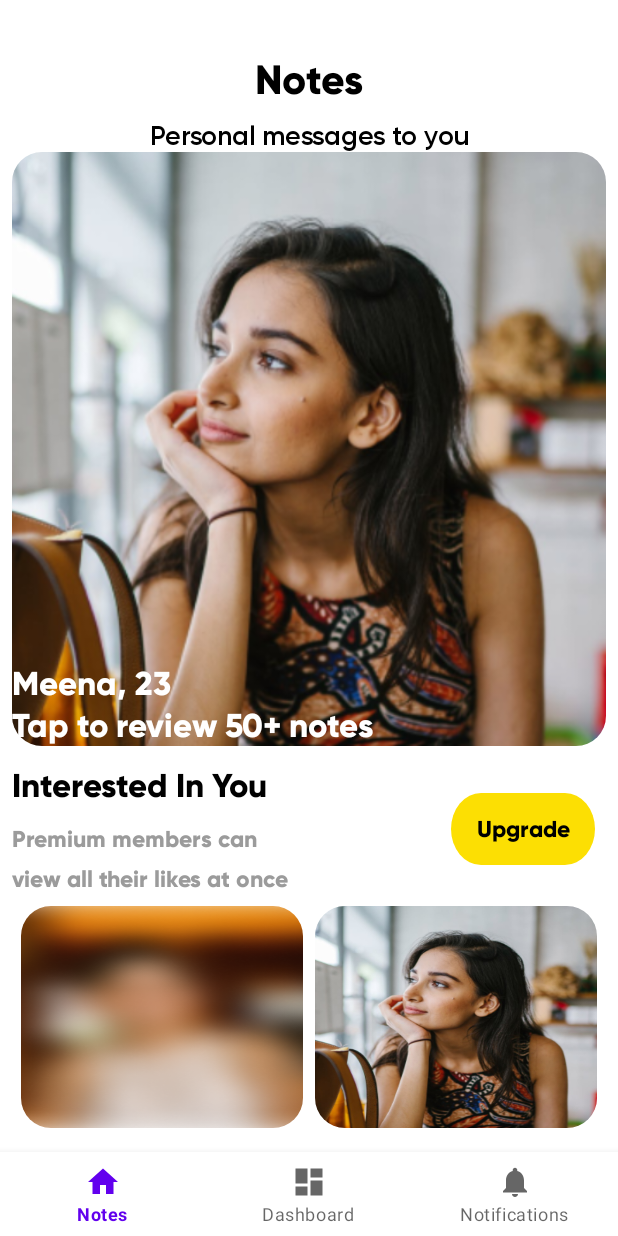
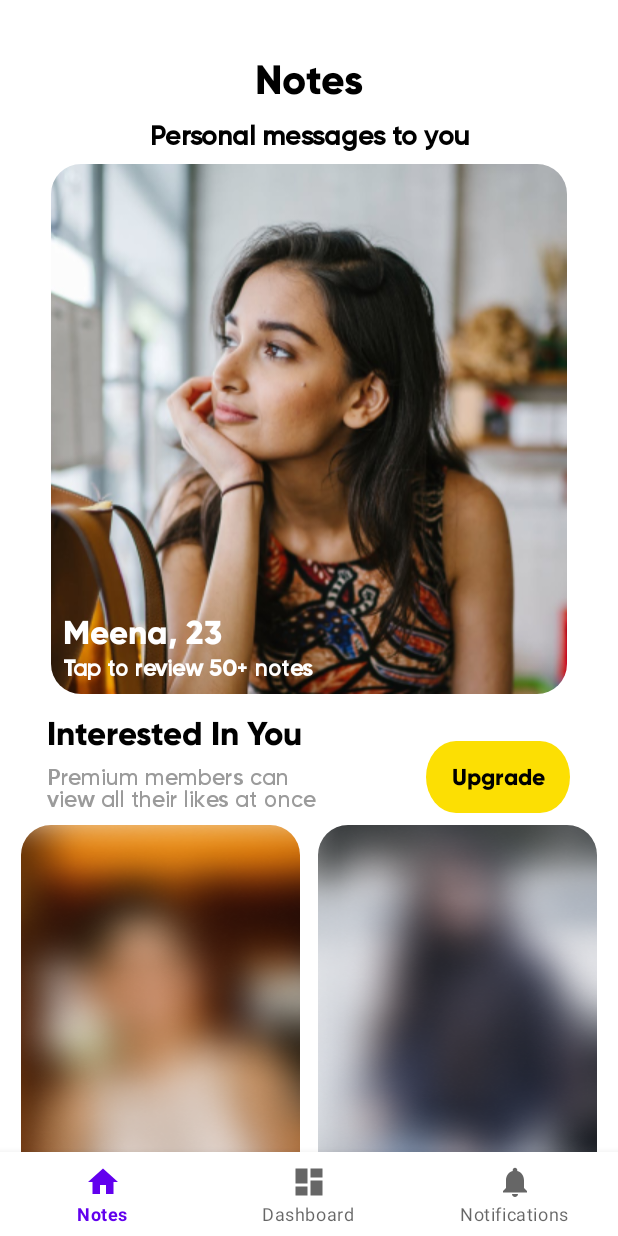
Before and after one commit to A7ak/aisle_tech_challenge, an Android app: the NotesFragment screen opened directly, with no data from a screen before it, on a phone screen of 412 x 824 dp. Run offline under Robolectric (Android 15) with nearby library versions, the phone set to English and light mode, and no system bars; our stand-ins replace navigation-ui; 1 statement that could not run was skipped.

Commit message:
UI fixes in fragment_notes.xml

```diff
--- a/app/src/main/res/layout/fragment_notes.xml
+++ b/app/src/main/res/layout/fragment_notes.xml
@@ -1,7 +1,12 @@
 <?xml version="1.0" encoding="utf-8"?>
-<androidx.constraintlayout.widget.ConstraintLayout xmlns:android="http://schemas.android.com/apk/res/android"
+<androidx.core.widget.NestedScrollView xmlns:android="http://schemas.android.com/apk/res/android"
     xmlns:app="http://schemas.android.com/apk/res-auto"
     xmlns:tools="http://schemas.android.com/tools"
+    android:layout_width="match_parent"
+    android:layout_height="match_parent"
+    tools:context=".ui.home.NotesFragment">
+
+<androidx.constraintlayout.widget.ConstraintLayout
     android:layout_width="match_parent"
     android:layout_height="match_parent"
     tools:context=".ui.home.NotesFragment">
@@ -26,23 +31,25 @@
         android:layout_width="wrap_content"
         android:layout_height="wrap_content"
         android:layout_marginTop="8dp"
-        android:fontFamily="@font/gilroy_600"
         android:lineHeight="21.47dp"
         android:text="Personal messages to you"
         android:textColor="@color/black"
         android:textSize="18sp"
+        android:textStyle="bold"
+        android:fontFamily="@font/gilroy_600"
         app:layout_constraintEnd_toEndOf="parent"
         app:layout_constraintStart_toStartOf="parent"
         app:layout_constraintTop_toBottomOf="@id/tv_notes" />
 
     <ImageView
         android:id="@+id/image"
-        android:layout_width="0dp"
+        android:layout_width="wrap_content"
         android:layout_height="0dp"
-        app:layout_constraintDimensionRatio="1:1"
+        app:layout_constraintHeight_percent=".43"
         android:src="@drawable/notes_image"
+        android:layout_marginTop="@dimen/dp_8"
+        android:clipToOutline="true"
         android:scaleType="fitXY"
-        android:clipToOutline="true"
         android:background="@drawable/rectangle_rounded"
         android:layout_marginStart="@dimen/dp_15"
         android:layout_marginEnd="@dimen/dp_15"
@@ -54,23 +61,27 @@
     <TextView
         android:layout_width="wrap_content"
         android:layout_height="wrap_content"
-        android:fontFamily="@font/gilroy_800"
         android:lineHeight="22dp"
         android:text="Meena, 23"
         android:textColor="@color/white"
         android:textSize="22sp"
+        android:textStyle="bold"
+        android:fontFamily="@font/gilroy_800"
         app:layout_constraintBottom_toTopOf="@id/tv_tap"
-        app:layout_constraintStart_toStartOf="@id/image" />
+        app:layout_constraintStart_toStartOf="@id/tv_tap" />
 
     <TextView
         android:id="@+id/tv_tap"
         android:layout_width="wrap_content"
         android:layout_height="wrap_content"
-        android:fontFamily="@font/gilroy_800"
+        android:layout_marginStart="@dimen/dp_16"
+        android:layout_marginBottom="@dimen/dp_16"
         android:lineHeight="22dp"
         android:text="Tap to review 50+ notes"
         android:textColor="@color/white"
-        android:textSize="22sp"
+        android:textSize="15sp"
+        android:textStyle="bold"
+        android:fontFamily="@font/gilroy_600"
         app:layout_constraintBottom_toBottomOf="@id/image"
         app:layout_constraintStart_toStartOf="@id/image" />
 
@@ -79,52 +90,56 @@
         android:layout_width="wrap_content"
         android:layout_height="wrap_content"
         android:layout_marginTop="12dp"
-        android:fontFamily="@font/gilroy_800"
+        android:layout_marginStart="31dp"
         android:lineHeight="26.95dp"
         android:text="Interested In You"
         android:textColor="@color/black"
+        android:textStyle="bold"
+        android:fontFamily="@font/gilroy_800"
         android:textSize="22dp"
-        app:layout_constraintStart_toStartOf="@id/image"
+        app:layout_constraintStart_toStartOf="parent"
         app:layout_constraintTop_toBottomOf="@id/image" />
 
     <TextView
         android:id="@+id/tv_premium"
         android:layout_width="wrap_content"
         android:layout_height="wrap_content"
-        android:layout_marginTop="12dp"
-        android:fontFamily="@font/gilroy_800"
-        android:lineHeight="26.95dp"
+        android:layout_marginTop="5dp"
+        android:lineHeight="17.89dp"
         android:text="Premium members can\nview all their likes at once"
         android:textColor="#9B9B9B"
         android:textSize="15sp"
-        app:layout_constraintStart_toStartOf="@id/image"
+        android:fontFamily="@font/gilroy_600"
+        app:layout_constraintStart_toStartOf="@id/tv_interest"
         app:layout_constraintTop_toBottomOf="@id/tv_interest" />
 
     <androidx.appcompat.widget.AppCompatButton
         android:id="@+id/bt_upgrade"
         android:layout_width="wrap_content"
         android:layout_height="wrap_content"
-        android:layout_marginEnd="15dp"
+        android:layout_marginStart="24dp"
         android:background="@drawable/rectangle_yellow_filled"
         android:backgroundTint="#FCDF03"
+        android:lineHeight="23dp"
+        android:text="Upgrade"
+        android:textAllCaps="false"
+        android:textColor="@color/black"
+        android:textSize="15sp"
+        android:textStyle="bold"
         android:fontFamily="@font/gilroy_800"
-        android:text="Upgrade"
-        android:textStyle="bold"
-        android:textAllCaps="false"
-        android:textSize="15sp"
-        android:textColor="@color/black"
-
         app:layout_constraintBottom_toBottomOf="@id/tv_premium"
         app:layout_constraintEnd_toEndOf="parent"
-        app:layout_constraintTop_toTopOf="@id/tv_interest" />
+        app:layout_constraintHorizontal_bias="0.648"
+        app:layout_constraintStart_toEndOf="@id/tv_interest"/>
 
     <ImageView
         android:id="@+id/iv_left_image"
         android:layout_width="0dp"
-        android:layout_height="0dp"
+        android:layout_height="wrap_content"
+        app:layout_constraintHeight_percent=".3"
         android:layout_marginStart="14dp"
         android:scaleType="fitXY"
-        android:layout_marginTop="8dp"
+        android:layout_marginTop="@dimen/dp_16"
         android:src="@drawable/left_image"
         android:layout_marginBottom="16dp"
         android:clipToOutline="true"
@@ -136,14 +151,28 @@
         app:layout_constraintStart_toStartOf="parent"
         app:layout_constraintTop_toBottomOf="@id/tv_premium" />
 
+    <TextView
+        android:layout_width="wrap_content"
+        android:layout_height="wrap_content"
+        android:text="Teena"
+        android:textColor="@color/white"
+        android:textSize="@dimen/sp_18"
+        android:textStyle="bold"
+        android:lineHeight="22dp"
+        android:fontFamily="@font/gilroy_800"
+        android:layout_marginBottom="@dimen/dp_11"
+        android:layout_marginStart="@dimen/dp_16"
+        app:layout_constraintBottom_toBottomOf="@id/iv_left_image"
+        app:layout_constraintStart_toStartOf="@id/iv_left_image"/>
+
     <ImageView
         android:id="@+id/iv_right_image"
         android:layout_width="0dp"
-        android:layout_height="0dp"
-        android:layout_marginStart="8dp"
+        android:layout_height="wrap_content"
+        android:layout_marginStart="12dp"
         android:layout_marginEnd="14sp"
         android:scaleType="fitXY"
-        android:src="@drawable/notes_image"
+        android:src="@drawable/right_image"
         android:clipToOutline="true"
         android:background="@drawable/rectangle_rounded"
         app:layout_constraintBottom_toBottomOf="@id/iv_left_image"
@@ -151,6 +180,20 @@
         app:layout_constraintEnd_toEndOf="parent"
         app:layout_constraintStart_toEndOf="@id/iv_left_image"
         app:layout_constraintTop_toTopOf="@id/iv_left_image" />
+
+    <TextView
+        android:layout_width="wrap_content"
+        android:layout_height="wrap_content"
+        android:text="Beena"
+        android:textColor="@color/white"
+        android:textSize="@dimen/sp_18"
+        android:textStyle="bold"
+        android:lineHeight="22dp"
+        android:fontFamily="@font/gilroy_800"
+        android:layout_marginBottom="@dimen/dp_11"
+        android:layout_marginStart="@dimen/dp_16"
+        app:layout_constraintBottom_toBottomOf="@id/iv_right_image"
+        app:layout_constraintStart_toStartOf="@id/iv_right_image"/>
 
     <ProgressBar
         android:id="@+id/progress"
@@ -163,3 +206,4 @@
         app:layout_constraintBottom_toBottomOf="parent"/>
 
 </androidx.constraintlayout.widget.ConstraintLayout>
+</androidx.core.widget.NestedScrollView>
```
